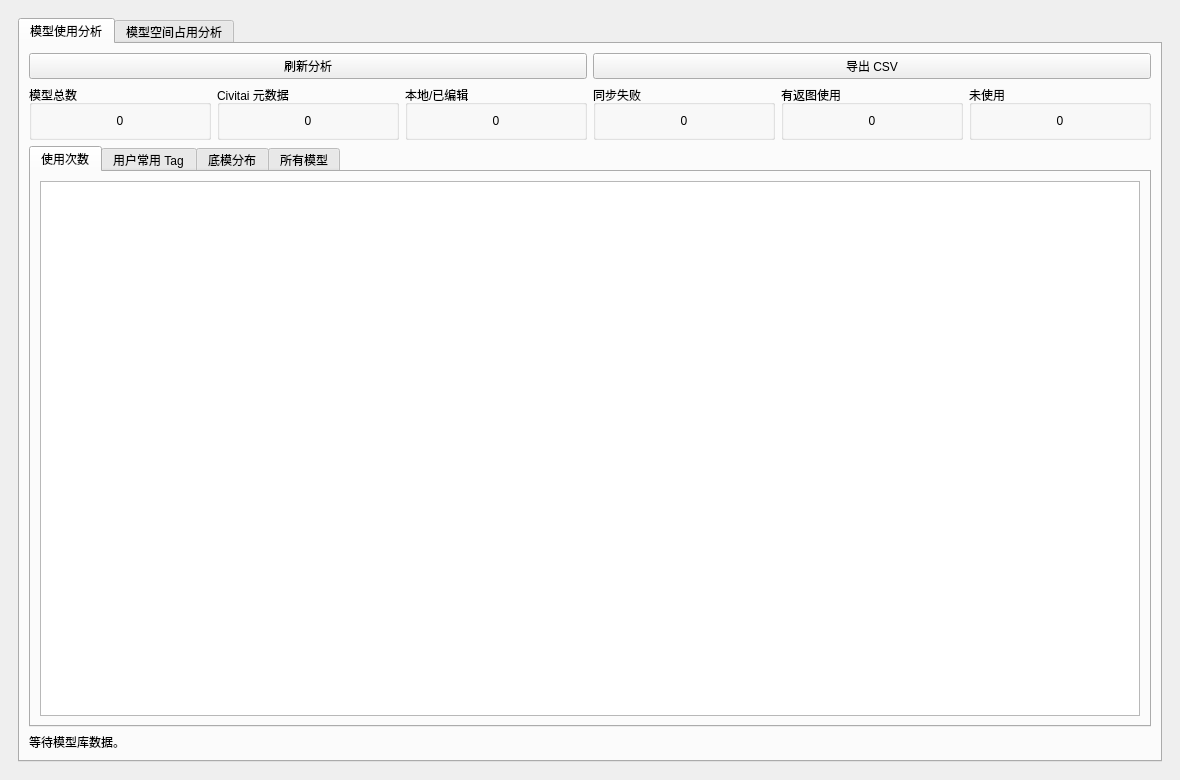
The window that tools/usageanalysiswidget.ui (hanbinhsh/SD-LoRA-Manager) describes before a commit, drawn with Qt 5.
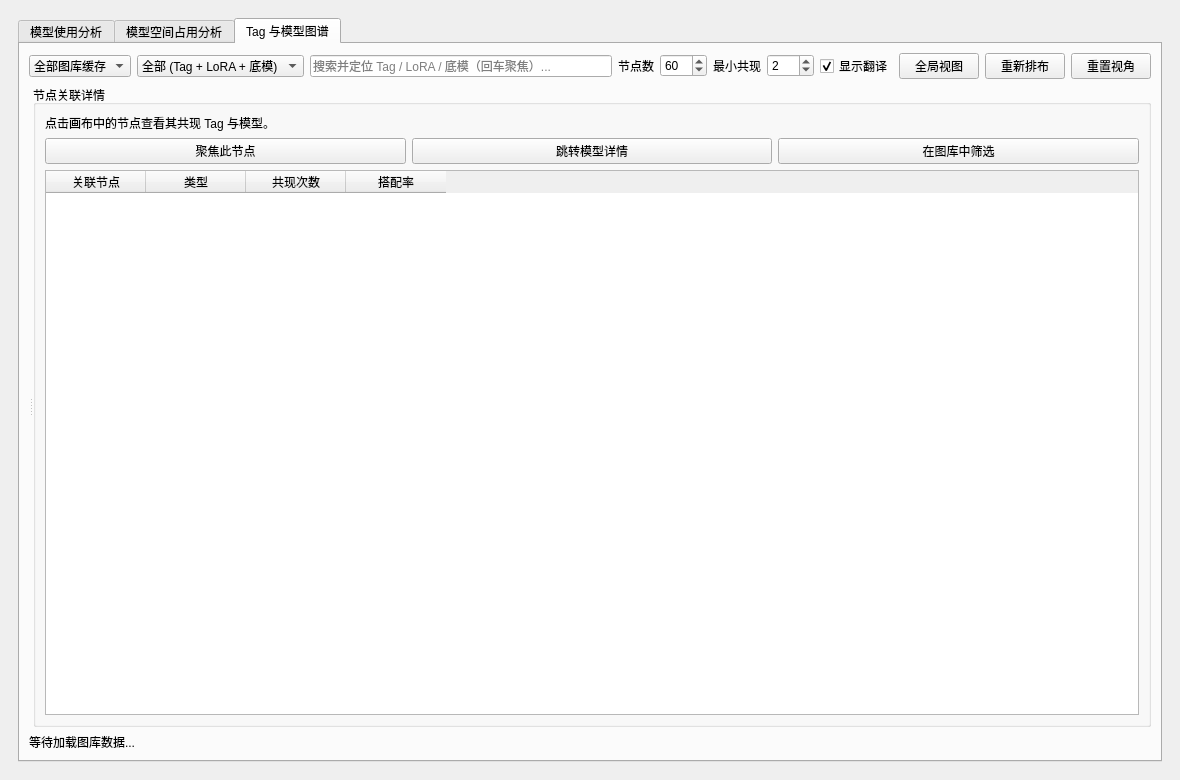
The same window after the commit. The open tabs and pages were chosen to show the change.

```diff
--- a/tools/usageanalysiswidget.ui
+++ b/tools/usageanalysiswidget.ui
@@ -396,6 +396,304 @@
        </item>
       </layout>
      </widget>
+     <widget class="QWidget" name="tabTagModelGraph">
+      <attribute name="title">
+       <string>Tag 与模型图谱</string>
+      </attribute>
+      <layout class="QVBoxLayout" name="verticalLayoutGraph" stretch="0,1,0">
+       <item>
+        <layout class="QHBoxLayout" name="layoutGraphToolbar">
+         <item>
+          <widget class="QComboBox" name="comboGraphScope">
+           <property name="toolTip">
+            <string>选择图谱统计的数据源范围</string>
+           </property>
+           <item>
+            <property name="text">
+             <string>全部图库缓存</string>
+            </property>
+           </item>
+           <item>
+            <property name="text">
+             <string>当前图库列表</string>
+            </property>
+           </item>
+          </widget>
+         </item>
+         <item>
+          <widget class="QComboBox" name="comboGraphNodeFilter">
+           <property name="toolTip">
+            <string>筛选图谱中显示的节点类型</string>
+           </property>
+           <item>
+            <property name="text">
+             <string>全部 (Tag + LoRA + 底模)</string>
+            </property>
+           </item>
+           <item>
+            <property name="text">
+             <string>Tag + LoRA</string>
+            </property>
+           </item>
+           <item>
+            <property name="text">
+             <string>仅模型 (LoRA + 底模)</string>
+            </property>
+           </item>
+           <item>
+            <property name="text">
+             <string>仅 Tag</string>
+            </property>
+           </item>
+          </widget>
+         </item>
+         <item>
+          <widget class="QLineEdit" name="editGraphSearch">
+           <property name="placeholderText">
+            <string>搜索并定位 Tag / LoRA / 底模（回车聚焦）...</string>
+           </property>
+           <property name="clearButtonEnabled">
+            <bool>true</bool>
+           </property>
+          </widget>
+         </item>
+         <item>
+          <widget class="QLabel" name="lblGraphMaxNodes">
+           <property name="text">
+            <string>节点数</string>
+           </property>
+          </widget>
+         </item>
+         <item>
+          <widget class="QSpinBox" name="spinGraphMaxNodes">
+           <property name="toolTip">
+            <string>图谱最多展示的高频/关联节点数量</string>
+           </property>
+           <property name="minimum">
+            <number>10</number>
+           </property>
+           <property name="maximum">
+            <number>200</number>
+           </property>
+           <property name="singleStep">
+            <number>5</number>
+           </property>
+           <property name="value">
+            <number>60</number>
+           </property>
+          </widget>
+         </item>
+         <item>
+          <widget class="QLabel" name="lblGraphMinWeight">
+           <property name="text">
+            <string>最小共现</string>
+           </property>
+          </widget>
+         </item>
+         <item>
+          <widget class="QSpinBox" name="spinGraphMinWeight">
+           <property name="toolTip">
+            <string>仅显示共同出现次数达到此阈值的连线</string>
+           </property>
+           <property name="minimum">
+            <number>1</number>
+           </property>
+           <property name="maximum">
+            <number>500</number>
+           </property>
+           <property name="value">
+            <number>2</number>
+           </property>
+          </widget>
+         </item>
+         <item>
+          <widget class="QCheckBox" name="chkGraphTranslation">
+           <property name="text">
+            <string>显示翻译</string>
+           </property>
+           <property name="checked">
+            <bool>true</bool>
+           </property>
+          </widget>
+         </item>
+         <item>
+          <widget class="QPushButton" name="btnGraphClearFocus">
+           <property name="toolTip">
+            <string>退出单节点聚焦，返回全局共现图谱</string>
+           </property>
+           <property name="text">
+            <string>全局视图</string>
+           </property>
+          </widget>
+         </item>
+         <item>
+          <widget class="QPushButton" name="btnGraphRelayout">
+           <property name="toolTip">
+            <string>重新运行力导向布局算法</string>
+           </property>
+           <property name="text">
+            <string>重新排布</string>
+           </property>
+          </widget>
+         </item>
+         <item>
+          <widget class="QPushButton" name="btnGraphResetView">
+           <property name="toolTip">
+            <string>重置画布缩放与平移位置</string>
+           </property>
+           <property name="text">
+            <string>重置视角</string>
+           </property>
+          </widget>
+         </item>
+        </layout>
+       </item>
+       <item>
+        <widget class="QSplitter" name="splitterGraph">
+         <property name="sizePolicy">
+          <sizepolicy hsizetype="Expanding" vsizetype="Expanding">
+           <horstretch>0</horstretch>
+           <verstretch>1</verstretch>
+          </sizepolicy>
+         </property>
+         <property name="orientation">
+          <enum>Qt::Orientation::Horizontal</enum>
+         </property>
+         <widget class="QWidget" name="graphCanvasContainer" native="true">
+          <property name="sizePolicy">
+           <sizepolicy hsizetype="Expanding" vsizetype="Expanding">
+            <horstretch>3</horstretch>
+            <verstretch>1</verstretch>
+           </sizepolicy>
+          </property>
+          <layout class="QVBoxLayout" name="layoutGraphCanvas">
+           <property name="spacing">
+            <number>0</number>
+           </property>
+           <property name="leftMargin">
+            <number>0</number>
+           </property>
+           <property name="topMargin">
+            <number>0</number>
+           </property>
+           <property name="rightMargin">
+            <number>0</number>
+           </property>
+           <property name="bottomMargin">
+            <number>0</number>
+           </property>
+          </layout>
+         </widget>
+         <widget class="QGroupBox" name="groupGraphDetail">
+          <property name="sizePolicy">
+           <sizepolicy hsizetype="Preferred" vsizetype="Expanding">
+            <horstretch>1</horstretch>
+            <verstretch>1</verstretch>
+           </sizepolicy>
+          </property>
+          <property name="minimumSize">
+           <size>
+            <width>280</width>
+            <height>0</height>
+           </size>
+          </property>
+          <property name="title">
+           <string>节点关联详情</string>
+          </property>
+          <layout class="QVBoxLayout" name="layoutGraphDetail">
+           <item>
+            <widget class="QLabel" name="lblGraphSelectedTitle">
+             <property name="text">
+              <string>点击画布中的节点查看其共现 Tag 与模型。</string>
+             </property>
+             <property name="wordWrap">
+              <bool>true</bool>
+             </property>
+            </widget>
+           </item>
+           <item>
+            <layout class="QHBoxLayout" name="layoutGraphDetailButtons">
+             <item>
+              <widget class="QPushButton" name="btnGraphFocusSelected">
+               <property name="toolTip">
+                <string>以当前选中节点为中心展开关联子图</string>
+               </property>
+               <property name="text">
+                <string>聚焦此节点</string>
+               </property>
+              </widget>
+             </item>
+             <item>
+              <widget class="QPushButton" name="btnGraphJumpToModel">
+               <property name="toolTip">
+                <string>在模型库中定位并查看该模型详情</string>
+               </property>
+               <property name="text">
+                <string>跳转模型详情</string>
+               </property>
+              </widget>
+             </item>
+             <item>
+              <widget class="QPushButton" name="btnGraphFilterInGallery">
+               <property name="toolTip">
+                <string>在本地返图界面中按此节点筛选图片</string>
+               </property>
+               <property name="text">
+                <string>在图库中筛选</string>
+               </property>
+              </widget>
+             </item>
+            </layout>
+           </item>
+           <item>
+            <widget class="QTableWidget" name="tableGraphNeighbors">
+             <property name="selectionMode">
+              <enum>QAbstractItemView::SelectionMode::SingleSelection</enum>
+             </property>
+             <property name="selectionBehavior">
+              <enum>QAbstractItemView::SelectionBehavior::SelectRows</enum>
+             </property>
+             <column>
+              <property name="text">
+               <string>关联节点</string>
+              </property>
+             </column>
+             <column>
+              <property name="text">
+               <string>类型</string>
+              </property>
+             </column>
+             <column>
+              <property name="text">
+               <string>共现次数</string>
+              </property>
+             </column>
+             <column>
+              <property name="text">
+               <string>搭配率</string>
+              </property>
+             </column>
+            </widget>
+           </item>
+          </layout>
+         </widget>
+        </widget>
+       </item>
+       <item>
+        <widget class="QLabel" name="lblGraphStatus">
+         <property name="sizePolicy">
+          <sizepolicy hsizetype="Preferred" vsizetype="Fixed">
+           <horstretch>0</horstretch>
+           <verstretch>0</verstretch>
+          </sizepolicy>
+         </property>
+         <property name="text">
+          <string>等待加载图库数据...</string>
+         </property>
+        </widget>
+       </item>
+      </layout>
+     </widget>
     </widget>
    </item>
   </layout>
```
